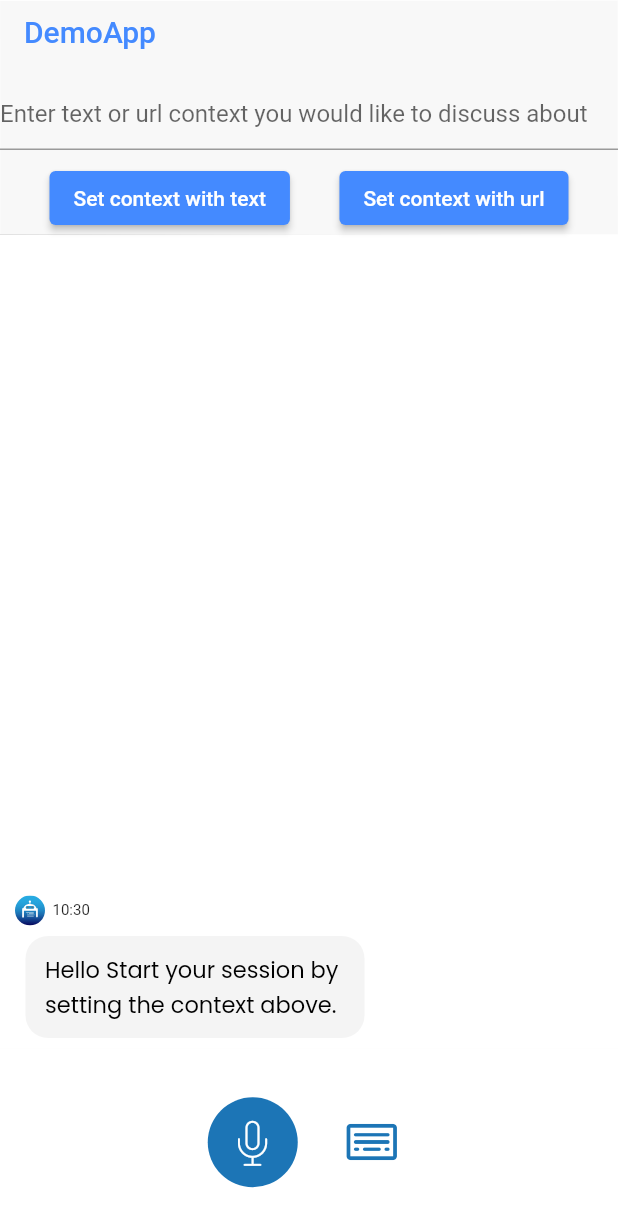
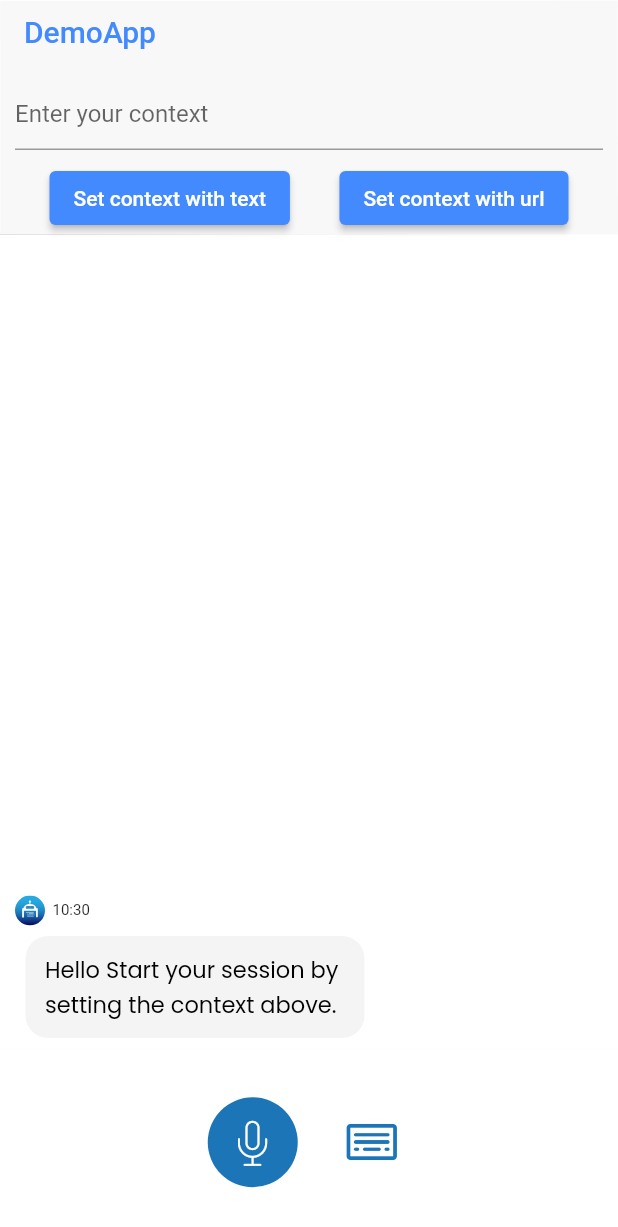
Before and after one commit to nphilip123/demo-7-6-23, a Flutter app: the screen it shows after launch, on a phone screen of 412 x 824 dp. Shown: the top 1227 px of the screen. Run offline on Flutter 3.47's test engine with Material 2 defaults, Android fonts, the phone set to English and light mode, and no system bars; drawn by our look-alikes of bubble; our stand-ins replace audioplayers, flutter_keyboard_visibility, flutter_svg, google_sign_in, loading_animation_widget, permission_handler and 2 more; missing offline and left inert: ffmpeg_kit_flutter, flutter_reorderable_grid_view, flutter_sound.

Commit message:
samall changes

```diff
--- a/narraited_mobile_app/lib/screens/chat_screen/chat_screen.dart
+++ b/narraited_mobile_app/lib/screens/chat_screen/chat_screen.dart
@@ -116,12 +116,17 @@ class _ChatScreenState extends State<ChatScreen> {
                 crossAxisAlignment: CrossAxisAlignment.stretch,
                 children: [
                   const SizedBox(height: 10),
-                  const TextField(
+                  Container(
+                    margin: const EdgeInsets.fromLTRB(10, 0, 10,0),
+                    child: TextField(
                     keyboardType: TextInputType.multiline,
                     maxLines: null,
-                    decoration: InputDecoration(
-                      hintText: "Enter text or url context you would like to discuss about"
+                    focusNode: focusNode,
+                    controller: contextInsert,
+                    decoration: const InputDecoration(
+                      hintText: "Enter your context"
                     ),
+                  ),
                   ),
                   const SizedBox(height: 8),
                   Row(
@@ -222,7 +227,7 @@ class _ChatScreenState extends State<ChatScreen> {
 
   // message input controller
   final messageInsert = TextEditingController();
-
+  final contextInsert = TextEditingController();
   // function to get chat from gpt
   void getQuestion(String message) async {
     if (!mounted) {
```
